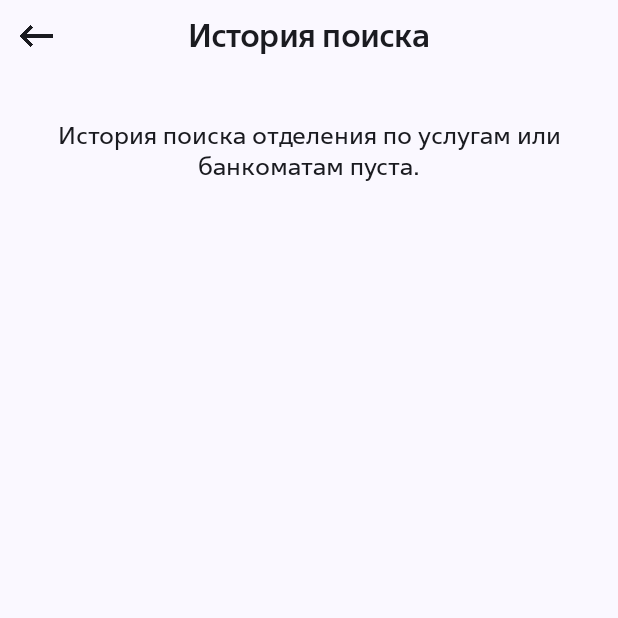
After one commit to Lvntt/MoreTechHackathon, an Android app built with Jetpack Compose: the composable HistoryScreen shown on its own in the app's theme, on a phone screen of 412 x 824 dp, the top half of it. The commit adds this screen. Run offline under Robolectric (Android 15) with nearby library versions, the phone set to English and light mode, and no system bars; 2 statements that could not run were skipped.

Commit message:
Add visit history feature

```diff
--- /dev/null
+++ b/app/src/main/java/ru/phrogs/moretechhackathon/feature_visit_history/data/local/HistoryStorage.kt
@@ -0,0 +1,55 @@
+package ru.phrogs.moretechhackathon.feature_visit_history.data.local
+
+import android.content.Context
+import com.google.gson.Gson
+import com.google.gson.reflect.TypeToken
+import ru.phrogs.moretechhackathon.feature_visit_history.domain.model.HistoryItem
+
+class HistoryStorage(context: Context) {
+    private val sharedPreferences =
+        context.getSharedPreferences(SHARED_PREF_NAME, Context.MODE_PRIVATE)
+    private val gson = Gson()
+
+    private companion object {
+        const val SHARED_PREF_NAME = "shared_pref"
+        const val CASH_MACHINE_KEY = "cash_machine"
+        const val BANK_BRANCH_KEY = "bank_branch"
+    }
+
+    fun saveHistoryItem(historyItem: HistoryItem) {
+        when (historyItem) {
+            is HistoryItem.CashMachine -> {
+                val list:List<HistoryItem.CashMachine> = getCashMachineList() + historyItem
+                sharedPreferences.edit().putString(CASH_MACHINE_KEY, gson.toJson(list))
+                    .apply()
+            }
+
+            is HistoryItem.BankBranch -> {
+                val list: List<HistoryItem.BankBranch> = getBankBranchList() + historyItem
+                sharedPreferences.edit().putString(
+                    BANK_BRANCH_KEY, gson.toJson(list)
+                ).apply()
+            }
+        }
+    }
+
+    fun getHistory(): List<HistoryItem> {
+        return getBankBranchList() + getCashMachineList()
+    }
+
+    private fun getCashMachineList(): List<HistoryItem.CashMachine> {
+        val historyJson = sharedPreferences.getString(CASH_MACHINE_KEY, null)
+        val type = object : TypeToken<List<HistoryItem.CashMachine>>() {}.type
+        return historyJson?.let {
+            gson.fromJson(it, type)
+        } ?: emptyList()
+    }
+
+    private fun getBankBranchList(): List<HistoryItem.BankBranch> {
+        val historyJson = sharedPreferences.getString(BANK_BRANCH_KEY, null)
+        val type = object : TypeToken<List<HistoryItem.BankBranch>>() {}.type
+        return historyJson?.let {
+            gson.fromJson(it, type)
+        } ?: emptyList()
+    }
+}
--- /dev/null
+++ b/app/src/main/java/ru/phrogs/moretechhackathon/feature_visit_history/data/repository/HistoryRepositoryImpl.kt
@@ -0,0 +1,15 @@
+package ru.phrogs.moretechhackathon.feature_visit_history.data.repository
+
+import ru.phrogs.moretechhackathon.feature_visit_history.data.local.HistoryStorage
+import ru.phrogs.moretechhackathon.feature_visit_history.domain.model.HistoryItem
+import ru.phrogs.moretechhackathon.feature_visit_history.domain.repository.HistoryRepository
+
+class HistoryRepositoryImpl(private val historyStorage: HistoryStorage): HistoryRepository {
+    override fun saveHistoryItem(historyItem: HistoryItem) {
+        historyStorage.saveHistoryItem(historyItem)
+    }
+
+    override fun getHistory(): List<HistoryItem> {
+        return historyStorage.getHistory()
+    }
+}
--- /dev/null
+++ b/app/src/main/java/ru/phrogs/moretechhackathon/feature_visit_history/di/DataModule.kt
@@ -0,0 +1,10 @@
+package ru.phrogs.moretechhackathon.feature_visit_history.di
+
+import org.koin.dsl.module
+import ru.phrogs.moretechhackathon.feature_visit_history.data.local.HistoryStorage
+
+fun provideHistoryDataModule() = module {
+    single {
+        HistoryStorage(get())
+    }
+}
--- /dev/null
+++ b/app/src/main/java/ru/phrogs/moretechhackathon/feature_visit_history/di/DomainModule.kt
@@ -0,0 +1,21 @@
+package ru.phrogs.moretechhackathon.feature_visit_history.di
+
+import org.koin.dsl.module
+import ru.phrogs.moretechhackathon.feature_visit_history.data.local.HistoryStorage
+import ru.phrogs.moretechhackathon.feature_visit_history.data.repository.HistoryRepositoryImpl
+import ru.phrogs.moretechhackathon.feature_visit_history.domain.repository.HistoryRepository
+import ru.phrogs.moretechhackathon.feature_visit_history.domain.usecase.GetHistoryUseCase
+
+private fun provideHistoryRepository(historyStorage: HistoryStorage): HistoryRepository =
+    HistoryRepositoryImpl(historyStorage)
+
+fun provideHistoryDomainModule() = module {
+
+    single {
+        provideHistoryRepository(get())
+    }
+
+    factory {
+        GetHistoryUseCase(get())
+    }
+}
--- /dev/null
+++ b/app/src/main/java/ru/phrogs/moretechhackathon/feature_visit_history/di/PresentationModule.kt
@@ -0,0 +1,11 @@
+package ru.phrogs.moretechhackathon.feature_visit_history.di
+
+import org.koin.androidx.viewmodel.dsl.viewModel
+import org.koin.dsl.module
+import ru.phrogs.moretechhackathon.feature_visit_history.presentation.HistoryViewModel
+
+fun provideHistoryPresentationModule() = module {
+    viewModel {
+        HistoryViewModel(get())
+    }
+}
--- /dev/null
+++ b/app/src/main/java/ru/phrogs/moretechhackathon/feature_visit_history/domain/model/History.kt
@@ -0,0 +1,5 @@
+package ru.phrogs.moretechhackathon.feature_visit_history.domain.model
+
+data class History(
+    val historyItems: List<HistoryItem>
+)
--- /dev/null
+++ b/app/src/main/java/ru/phrogs/moretechhackathon/feature_visit_history/domain/repository/HistoryRepository.kt
@@ -0,0 +1,8 @@
+package ru.phrogs.moretechhackathon.feature_visit_history.domain.repository
+
+import ru.phrogs.moretechhackathon.feature_visit_history.domain.model.HistoryItem
+
+interface HistoryRepository {
+    fun saveHistoryItem(historyItem: HistoryItem)
+    fun getHistory(): List<HistoryItem>
+}
--- /dev/null
+++ b/app/src/main/java/ru/phrogs/moretechhackathon/feature_visit_history/domain/usecase/GetHistoryUseCase.kt
@@ -0,0 +1,10 @@
+package ru.phrogs.moretechhackathon.feature_visit_history.domain.usecase
+
+import ru.phrogs.moretechhackathon.feature_visit_history.domain.model.HistoryItem
+import ru.phrogs.moretechhackathon.feature_visit_history.domain.repository.HistoryRepository
+
+class GetHistoryUseCase(private val historyRepository: HistoryRepository) {
+    operator fun invoke(): List<HistoryItem> {
+        return historyRepository.getHistory()
+    }
+}
--- /dev/null
+++ b/app/src/main/java/ru/phrogs/moretechhackathon/feature_visit_history/presentation/HistoryViewModel.kt
@@ -0,0 +1,21 @@
+package ru.phrogs.moretechhackathon.feature_visit_history.presentation
+
+import androidx.compose.runtime.State
+import androidx.compose.runtime.mutableStateOf
+import androidx.lifecycle.ViewModel
+import ru.phrogs.moretechhackathon.feature_visit_history.domain.usecase.GetHistoryUseCase
+import ru.phrogs.moretechhackathon.feature_visit_history.presentation.state.HistoryState
+
+class HistoryViewModel(private val getHistoryUseCase: GetHistoryUseCase) : ViewModel() {
+
+    private val _state = mutableStateOf(HistoryState(getHistoryUseCase()))
+    val state: State<HistoryState> = _state
+
+    fun loadHistory() {
+        _state.value = HistoryState(historyItems = getHistoryUseCase())
+    }
+
+    fun backFromHistory() {
+        Unit
+    }
+}
--- /dev/null
+++ b/app/src/main/java/ru/phrogs/moretechhackathon/feature_visit_history/presentation/screen/HistoryScreen.kt
@@ -0,0 +1,88 @@
+package ru.phrogs.moretechhackathon.feature_visit_history.presentation.screen
+
+import androidx.compose.foundation.layout.Box
+import androidx.compose.foundation.layout.Column
+import androidx.compose.foundation.layout.PaddingValues
+import androidx.compose.foundation.layout.Spacer
+import androidx.compose.foundation.layout.fillMaxSize
+import androidx.compose.foundation.layout.fillMaxWidth
+import androidx.compose.foundation.layout.height
+import androidx.compose.foundation.layout.padding
+import androidx.compose.foundation.layout.size
+import androidx.compose.foundation.layout.systemBarsPadding
+import androidx.compose.foundation.lazy.LazyColumn
+import androidx.compose.foundation.lazy.items
+import androidx.compose.material3.Icon
+import androidx.compose.material3.IconButton
+import androidx.compose.material3.Text
+import androidx.compose.runtime.Composable
+import androidx.compose.ui.Alignment
+import androidx.compose.ui.Modifier
+import androidx.compose.ui.res.painterResource
+import androidx.compose.ui.text.style.TextAlign
+import androidx.compose.ui.unit.dp
+import org.koin.androidx.compose.koinViewModel
+import ru.phrogs.moretechhackathon.R
+import ru.phrogs.moretechhackathon.feature_chat_bot.presentation.screen.components.ChatMessages
+import ru.phrogs.moretechhackathon.feature_chat_bot.presentation.state.MessageType
+import ru.phrogs.moretechhackathon.feature_visit_history.presentation.HistoryViewModel
+import ru.phrogs.moretechhackathon.feature_visit_history.presentation.screen.components.HistoryItemInformation
+import ru.phrogs.moretechhackathon.presentation.ui.theme.Headline
+import ru.phrogs.moretechhackathon.presentation.ui.theme.Title
+
+@Composable
+fun HistoryScreen() {
+
+    val viewModel: HistoryViewModel = koinViewModel()
+
+    Column(
+        modifier = Modifier
+            .fillMaxSize()
+            .systemBarsPadding()
+    ) {
+        Box(
+            modifier = Modifier
+                .fillMaxWidth()
+        ) {
+            Text(
+                text = "История поиска",
+                style = Title,
+                modifier = Modifier.align(Alignment.Center)
+            )
+            IconButton(
+                onClick = { Unit },
+                modifier = Modifier.align(Alignment.CenterStart)
+            ) {
+                Icon(
+                    painter = painterResource(id = R.drawable.keyboard_backspace),
+                    contentDescription = null,
+                    modifier = Modifier
+                        .size(30.dp)
+                )
+            }
+        }
+
+        if (viewModel.state.value.historyItems.isEmpty()) {
+            Text(
+                text = "История поиска отделения по услугам или банкоматам пуста.",
+                style = ru.phrogs.moretechhackathon.presentation.ui.theme.Text,
+                textAlign = TextAlign.Center,
+                modifier = Modifier
+                    .fillMaxWidth()
+                    .padding(start = 16.dp, end = 16.dp, top = 32.dp)
+            )
+        }
+
+        LazyColumn(
+            modifier = Modifier
+                .weight(1f)
+                .fillMaxWidth(),
+            contentPadding = PaddingValues(40.dp),
+        ) {
+            items(viewModel.state.value.historyItems) { historyItem ->
+                HistoryItemInformation(historyItem = historyItem)
+                Spacer(modifier = Modifier.height(25.dp))
+            }
+        }
+    }
+}
--- /dev/null
+++ b/app/src/main/java/ru/phrogs/moretechhackathon/feature_visit_history/presentation/state/HistoryState.kt
@@ -0,0 +1,6 @@
+package ru.phrogs.moretechhackathon.feature_visit_history.presentation.state
+import ru.phrogs.moretechhackathon.feature_visit_history.domain.model.HistoryItem
+
+data class HistoryState(
+    val historyItems: List<HistoryItem>
+)
--- a/app/src/main/java/ru/phrogs/moretechhackathon/presentation/ui/theme/Color.kt
+++ b/app/src/main/java/ru/phrogs/moretechhackathon/presentation/ui/theme/Color.kt
@@ -10,6 +10,8 @@ val Purple40 = Color(0xFF6650a4)
 val PurpleGrey40 = Color(0xFF625b71)
 val Pink40 = Color(0xFF7D5260)
 
+val HistoryDateColor = Color(0xFFC5C7C8)
+val HistoryTextColor = Color(0xFF58595B)
 val UserMessageBackgroundColor = Color(0xFF667EB4)
 val SystemBackgroundColor = Color(0xFFEEEEEE)
 val NavigationButtonBorderColor = Color(0xFF002882)
```
Also changed, not shown: app/src/main/java/ru/phrogs/moretechhackathon/MoreTechHackathonApp.kt (+7 -1 lines), app/src/main/java/ru/phrogs/moretechhackathon/feature_chat_bot/presentation/screen/ChatScreen.kt (+18 -12 lines), app/src/main/java/ru/phrogs/moretechhackathon/feature_chat_bot/presentation/screen/components/ChatMessages.kt (+5 -6 lines), app/src/main/java/ru/phrogs/moretechhackathon/feature_visit_history/domain/model/HistoryItem.kt (added, +16 -0 lines), app/src/main/java/ru/phrogs/moretechhackathon/feature_visit_history/domain/usecase/SaveHistoryItemUseCase.kt (added, +10 -0 lines), app/src/main/java/ru/phrogs/moretechhackathon/feature_visit_history/presentation/screen/components/HistoryItem.kt (added, +70 -0 lines), app/src/main/res/drawable/bank_branch.png (added), app/src/main/res/drawable/cash_machine.png (added).
